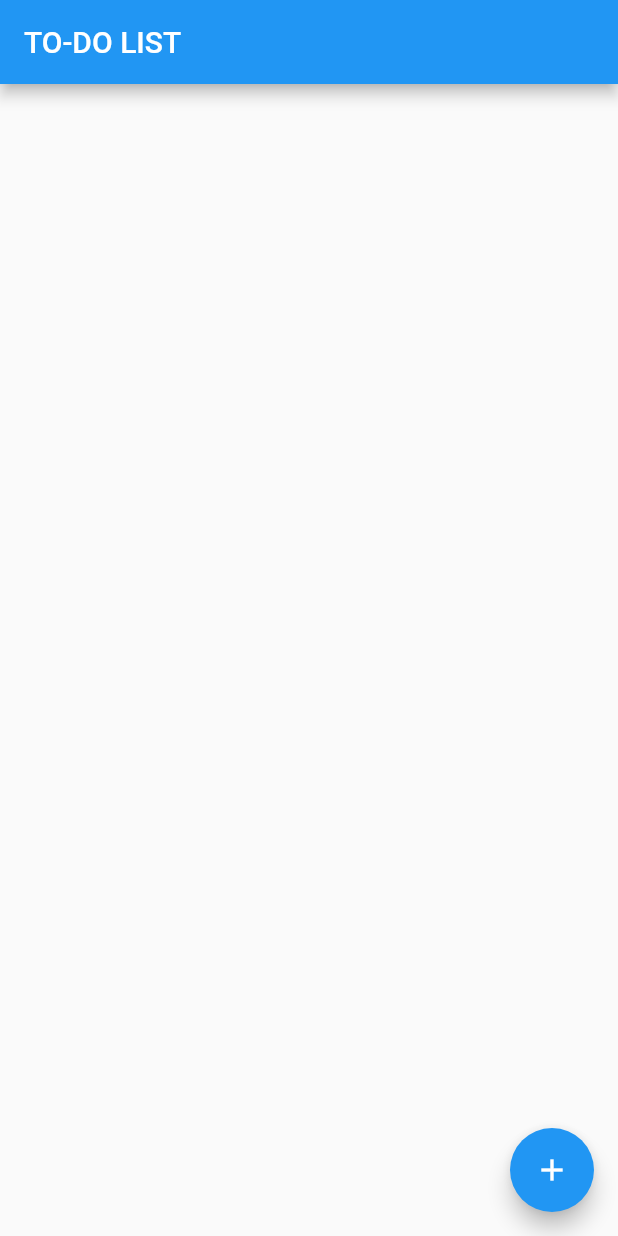
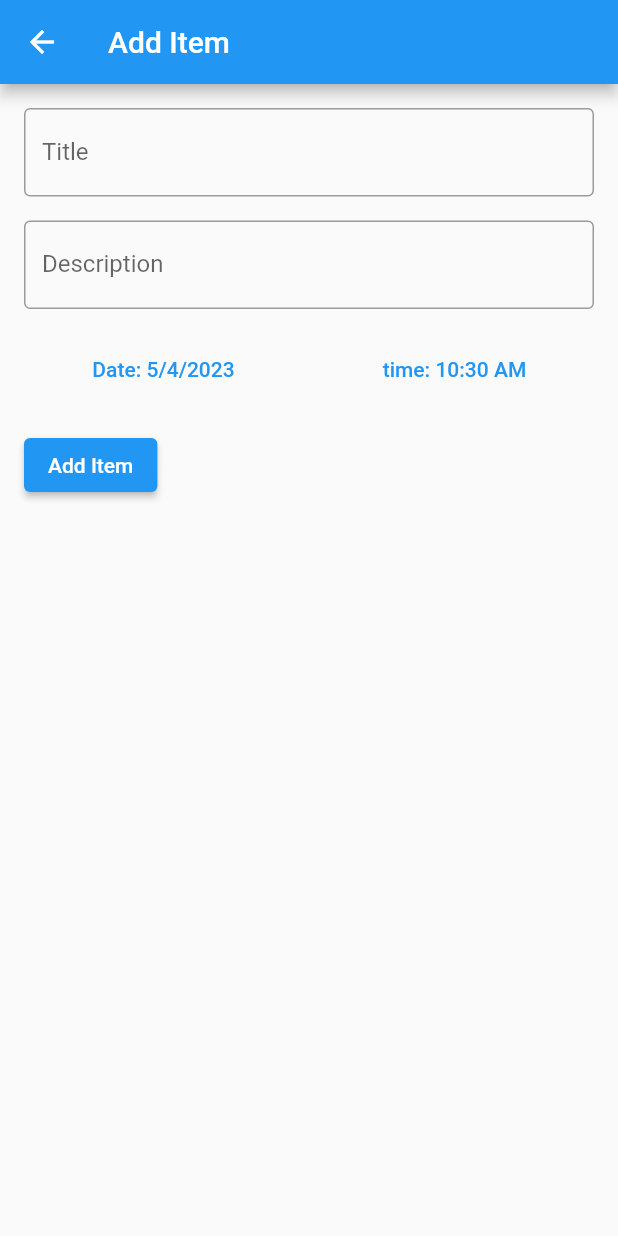
Before and after one commit to Nemecd/TODO, a Flutter app: the screen it shows after launch, after a tap on the "add" icon, on a phone screen of 412 x 824 dp. Run offline on Flutter 3.47's test engine with Material 2 defaults, Android fonts, the phone set to English and light mode, and no system bars.

Commit message:
second commit

```diff
--- /dev/null
+++ b/lib/AddScreen.dart
@@ -0,0 +1,149 @@
+import 'package:flutter/cupertino.dart';
+import 'package:flutter/material.dart';
+import 'package:provider/provider.dart';
+import 'package:intl/intl.dart';
+
+
+import 'TodoList.dart';
+
+class AddScreen extends StatefulWidget {
+  @override
+  _AddScreenState createState() => _AddScreenState();
+}
+
+class _AddScreenState extends State<AddScreen> {
+  final _formKey = GlobalKey<FormState>();
+  late String _title;
+  late String _description;
+  late DateTime _dateTime;
+  late TimeOfDay _time;
+
+  @override
+  void initState() {
+    super.initState();
+    _title = '';
+    _description = '';
+    _dateTime = DateTime.now();
+    _time = TimeOfDay.now();
+  }
+
+  @override
+  Widget build(BuildContext context) {
+    final todoList = Provider.of<TodoList>(context, listen: false);
+
+    return Scaffold(
+      appBar: AppBar(
+        title: const Text('Add Item'),
+      ),
+      body: Padding(
+        padding: const EdgeInsets.all(16.0),
+        child: Form(
+          key: _formKey,
+          child: Column(
+            crossAxisAlignment: CrossAxisAlignment.start,
+            children: [
+              TextFormField(
+                decoration:  const InputDecoration(
+                  labelText: 'Title',
+                  border: OutlineInputBorder(),
+                ),
+                validator: (value) {
+                  if (value == null || value.isEmpty) {
+                    return 'Please enter a title';
+                  }
+                  return null;
+                },
+                onSaved: (value) {
+                  _title = value!;
+                },
+              ),
+              const SizedBox(height: 16.0),
+              TextFormField(
+                decoration: const InputDecoration(
+                  labelText: 'Description',
+                  border: OutlineInputBorder(),
+                ),
+                validator: (value) {
+                  if (value == null || value.isEmpty) {
+                    return 'Please enter a description';
+                  }
+                  return null;
+                },
+                onSaved: (value) {
+                  _description = value!;
+                },
+              ),
+              const SizedBox(height: 16.0),
+              Row(
+                children:[
+                  Expanded(
+                    child: TextButton(
+                      onPressed: () async {
+                        final date = await showDatePicker(
+                          context: context,
+                          initialDate: _dateTime,
+                          firstDate: DateTime(1900),
+                          lastDate: DateTime(2100)
+                         );
+                         if(date != null){
+                          setState(() {
+                            _dateTime = date;
+                          });
+                         }
+                      },
+                      child: Text(
+                        'Date: ${DateFormat.yMd().format(_dateTime)}'
+                      )
+                      ),
+                    ),
+                    const SizedBox(width: 8.0,),
+                    Expanded(
+                      child: TextButton(
+                        onPressed: () async {
+                          final time = showTimePicker(
+                            context : context,
+                            initialTime: _time
+                          );
+                          if(time != null){
+                            setState((){
+                              _time = time as TimeOfDay;
+                            });
+                          }
+                        } ,
+                        child: Text(
+                          'time: ${_time.format(context)}'
+                        ),
+                        )
+                      )
+                ]
+              ),
+              const SizedBox(height: 16.0),
+              ElevatedButton(
+                onPressed: () {
+                  if (_formKey.currentState!.validate()) {
+                    _formKey.currentState!.save();
+                    final dateTime = DateTime(
+                      _dateTime.year,
+                      _dateTime.month,
+                      _dateTime.day,
+                      _time.hour,
+                      _time.minute,
+                    );
+                    todoList.addItem(
+                      TodoItem(
+                        title: _title,
+                        description: _description,
+                        deadline: dateTime,
+                        ));
+                    Navigator.pop(context);
+                  }
+                },
+                child: const Text('Add Item'),
+              ),
+            ],
+          ),
+        ),
+      ),
+    );
+  }
+}
--- /dev/null
+++ b/lib/EditScreen.dart
@@ -0,0 +1,97 @@
+import 'package:flutter/cupertino.dart';
+import 'package:flutter/material.dart';
+import 'package:provider/provider.dart';
+
+import 'TodoList.dart';
+
+class EditScreen extends StatefulWidget {
+  final TodoItem item;
+
+  EditScreen({required this.item});
+
+  @override
+  _EditScreenState createState() => _EditScreenState();
+}
+
+class _EditScreenState extends State<EditScreen> {
+  final _formKey = GlobalKey<FormState>();
+  late String _title;
+  late String _description;
+
+  @override
+  void initState() {
+    super.initState();
+    _title = widget.item.title;
+    _description = widget.item.description;
+  }
+
+  @override
+  Widget build(BuildContext context) {
+    final todoList = Provider.of<TodoList>(context, listen: false);
+
+    return Scaffold(
+      appBar: AppBar(
+        title: Text('Edit Item'),
+      ),
+      body: Padding(
+        padding: EdgeInsets.all(16.0),
+        child: Form(
+          key: _formKey,
+          child: Column(
+            crossAxisAlignment: CrossAxisAlignment.start,
+            children: [
+              TextFormField(
+                initialValue: _title,
+                decoration: const InputDecoration(
+                  labelText: 'Title',
+                  border: OutlineInputBorder(),
+                ),
+                validator: (value) {
+                  if (value == null || value.isEmpty) {
+                    return 'Please enter a title';
+                  }
+                  return null;
+                },
+                onSaved: (value) {
+                  _title = value!;
+                },
+              ),
+              SizedBox(height: 16.0),
+              TextFormField(
+                initialValue: _description,
+                decoration: InputDecoration(
+                  labelText: 'Description',
+                  border: OutlineInputBorder(),
+                ),
+                validator: (value) {
+                  if (value == null || value.isEmpty) {
+                    return 'Please enter a description';
+                  }
+                  return null;
+                },
+                onSaved: (value) {
+                  _description = value!;
+                },
+              ),
+              SizedBox(height: 16.0),
+              ElevatedButton(
+                onPressed: () {
+                  if (_formKey.currentState!.validate()) {
+                    _formKey.currentState!.save();
+                    todoList.editItem(
+                      todoList.items.indexOf(widget.item),
+                      _title,
+                      _description,
+                    );
+                    Navigator.pop(context);
+                  }
+                },
+                child: Text('Save Changes'),
+              ),
+            ],
+          ),
+        ),
+      ),
+    );
+  }
+}
--- a/lib/TodoList.dart
+++ b/lib/TodoList.dart
@@ -19,12 +19,17 @@ class TodoList extends ChangeNotifier {
     _items[index].description = newDescription;
     notifyListeners();
   }
+  TodoItem getItem(int index){
+    return _items[index];
+  }
 }
 
-class TodoItem{
+class TodoItem {
   String title;
   String description;
+  DateTime deadline;
 
-  TodoItem({required this.title, required this.description});
+  TodoItem({required this.title, required this.description, required this.deadline});
 }
+
 // This section defines our TodoList class, which will manage our to-do list items. We extend the ChangeNotifier class, which is a special class that allows us to notify the UI when the state changes. Our TodoList class has a private _items list, which stores the to-do list items. We also define two methods, addItem and removeItem, which add and remove items from the list, respectively. In each of these methods, we call notifyListeners(), which tells the UI to update when the state changes.
--- a/lib/TodoScreen.dart
+++ b/lib/TodoScreen.dart
@@ -1,7 +1,11 @@
 import 'package:flutter/material.dart';
 import 'package:flutter/src/widgets/framework.dart';
 import 'package:flutter/src/widgets/placeholder.dart';
+import 'package:intl/intl.dart';
 import 'package:provider/provider.dart';
+import 'package:todo/AddScreen.dart';
+import 'package:todo/EditScreen.dart';
+import 'package:todo/ViewScreen.dart';
 
 import 'TodoList.dart';
 
@@ -19,26 +23,57 @@ class TodoScreen extends StatelessWidget {
         itemCount: todoList.items.length,
         itemBuilder: (context, index) {
           final item = todoList.items[index];
-
-          return ListTile(
+          return GestureDetector(
+            onTap: (){
+              Navigator.push(
+                context,
+                MaterialPageRoute(
+                  builder: (context) => ViewScreen(item: item)
+                )
+              );
+            },
+          child: ListTile(
             title: Text(item.title),
-            subtitle: Text(item.description),
-            trailing: IconButton(
-              icon: Icon(Icons.delete),
-              onPressed: (){
-                todoList.removeItem(index);
-              },
+            subtitle: Column(
+              crossAxisAlignment: CrossAxisAlignment.start,
+              children: [
+                Text(item.description),
+               const SizedBox(height: 4.0),
+               Text('Deadline: ${DateFormat.yMd().add_jm().format(item.deadline)}'),
+              ],
             ),
+            trailing: Row(
+              mainAxisSize: MainAxisSize.min,
+              children: [
+                IconButton(
+                    icon: Icon(Icons.edit),
+                    onPressed: () {
+                      Navigator.push(
+                          context,
+                          MaterialPageRoute(
+                            builder: (context) => EditScreen(item: item),
+                          ));
+                    }),
+                IconButton(
+                  icon: Icon(Icons.delete),
+                  onPressed: () {
+                    todoList.removeItem(index);
+                  },
+                ),
+              ],
+            ),
+          ),
           );
         },
       ),
       floatingActionButton: FloatingActionButton(
-        onPressed: (){
-          final newitem = 'Item ${todoList.items.length +1}';
-          todoList.addItem(newitem as TodoItem);
+        onPressed: () {
+          Navigator.push(
+            context,
+            MaterialPageRoute(builder: (context) => AddScreen()),
+          );
         },
-        child: const Icon(Icons.add)
-
+        child: const Icon(Icons.add),
       ),
     );
   }
--- a/pubspec.yaml
+++ b/pubspec.yaml
@@ -36,6 +36,7 @@ dependencies:
   # Use with the CupertinoIcons class for iOS style icons.
   cupertino_icons: ^1.0.2
   provider: ^6.0.5
+  intl: ^0.18.1
 
 dev_dependencies:
   flutter_test:
```
Also changed, not shown: lib/ViewScreen.dart (added, +42 -0 lines), pubspec.lock.
